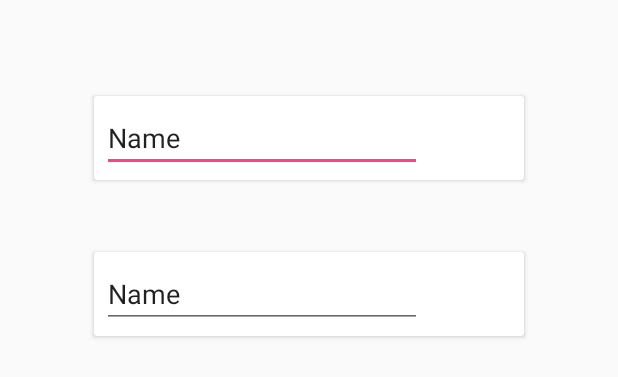
After one commit to hamzatanveer0123/Attire, an Android app: the layout fragment_specs.xml on its own in the app's theme, with its tools: preview values and no code run, on a phone screen of 412 x 824 dp. The commit adds this screen. Shown: the top 377 px of the screen. Run offline under Robolectric (Android 15) with nearby library versions, the phone set to English and light mode, and no system bars.

Commit message:
Going to add fragments!

```diff
--- a/app/src/main/AndroidManifest.xml
+++ b/app/src/main/AndroidManifest.xml
@@ -4,7 +4,11 @@
 
     <uses-permission android:name="android.permission.BLUETOOTH" />
     <uses-permission android:name="android.permission.BLUETOOTH_ADMIN" />
-    <uses-feature android:name="android.hardware.bluetooth_le" android:required="true" />
+
+    <uses-feature
+        android:name="android.hardware.bluetooth_le"
+        android:required="true" />
+
     <uses-permission android:name="android.permission.INTERNET" />
 
     <application
--- /dev/null
+++ b/app/src/main/res/drawable/round_button.xml
@@ -0,0 +1,6 @@
+<?xml version="1.0" encoding="utf-8"?>
+<shape xmlns:android="http://schemas.android.com/apk/res/android"
+    android:shape="rectangle">
+    <solid android:color="@color/colorPrimaryDark" />
+    <corners android:radius="50dp"/>
+</shape>
--- /dev/null
+++ b/app/src/main/res/layout/fragment_specs.xml
@@ -0,0 +1,55 @@
+<LinearLayout xmlns:android="http://schemas.android.com/apk/res/android"
+    xmlns:app="http://schemas.android.com/apk/res-auto"
+    xmlns:tools="http://schemas.android.com/tools"
+    android:layout_width="match_parent"
+    android:layout_height="match_parent"
+    android:orientation="vertical"
+    android:padding="40dp"
+    tools:context="layout.Specs">
+
+    <android.support.v7.widget.CardView
+        android:id="@+id/cardView1"
+        android:layout_width="match_parent"
+        android:layout_height="wrap_content"
+        android:layout_alignParentStart="true"
+        android:layout_below="@+id/imageView2"
+        android:layout_margin="20dp"
+        android:padding="20dp"
+        app:cardUseCompatPadding="true"
+        app:contentPadding="5dp">
+
+        <EditText
+            android:id="@+id/color"
+            android:layout_width="wrap_content"
+            android:layout_height="wrap_content"
+            android:layout_weight="1"
+            android:ems="10"
+            android:inputType="textPersonName"
+            android:text="Name" />
+
+    </android.support.v7.widget.CardView>
+
+    <android.support.v7.widget.CardView
+        android:id="@+id/cardView2"
+        android:layout_width="match_parent"
+        android:layout_height="wrap_content"
+        android:layout_alignParentStart="true"
+        android:layout_below="@+id/imageView2"
+        android:layout_margin="20dp"
+        android:padding="20dp"
+        app:cardUseCompatPadding="true"
+        app:contentPadding="5dp">
+
+        <EditText
+            android:id="@+id/size"
+            android:layout_width="wrap_content"
+            android:layout_height="wrap_content"
+            android:layout_weight="1"
+            android:ems="10"
+            android:inputType="textPersonName"
+            android:text="Name" />
+
+    </android.support.v7.widget.CardView>
+
+
+</LinearLayout>
--- /dev/null
+++ b/app/src/main/res/values-w820dp/dimens.xml
@@ -0,0 +1,6 @@
+<resources>
+    <!-- Example customization of dimensions originally defined in res/values/dimens.xml
+         (such as screen margins) for screens with more than 820dp of available width. This
+         would include 7" and 10" devices in landscape (~960dp and ~1280dp respectively). -->
+    <dimen name="activity_horizontal_margin">64dp</dimen>
+</resources>
--- a/app/src/main/res/values/colors.xml
+++ b/app/src/main/res/values/colors.xml
@@ -5,5 +5,5 @@
     <color name="colorAccent">#FF4081</color>
     <color name="black_overlay">#66000000</color>
 
-    <color name="statsbar">#00acc1</color>
+    <color name="statsbar">#ffc900</color>
 </resources>
--- a/app/src/main/res/values/strings.xml
+++ b/app/src/main/res/values/strings.xml
@@ -4,4 +4,8 @@
     <string name="title_activity_fullscreen">FullscreenActivity</string>
     <string name="dummy_button">Dummy Button</string>
     <string name="dummy_content">DUMMY\nCONTENT</string>
+    <string name="title_activity_near_by_multi">NearByMulti</string>
+    <string name="action_settings">Settings</string>
+    <string name="section_format">Hello World from section: %1$d</string>
+    <string name="hello_blank_fragment">Test!</string>
 </resources>
```
Also changed, not shown: app/build.gradle (+6 -5 lines), app/src/main/java/hci/attired/MainActivity.java (+10 -4 lines), app/src/main/java/hci/attired/NearBy.java (+24 -5 lines), app/src/main/res/layout/activity_fullscreen.xml (+14 -12 lines), app/src/main/res/layout/activity_near_by.xml (+9 -9 lines), app/src/main/res/menu/menu_near_by_multi.xml (added, +10 -0 lines), app/src/main/res/values/styles.xml (+9 -0 lines).
